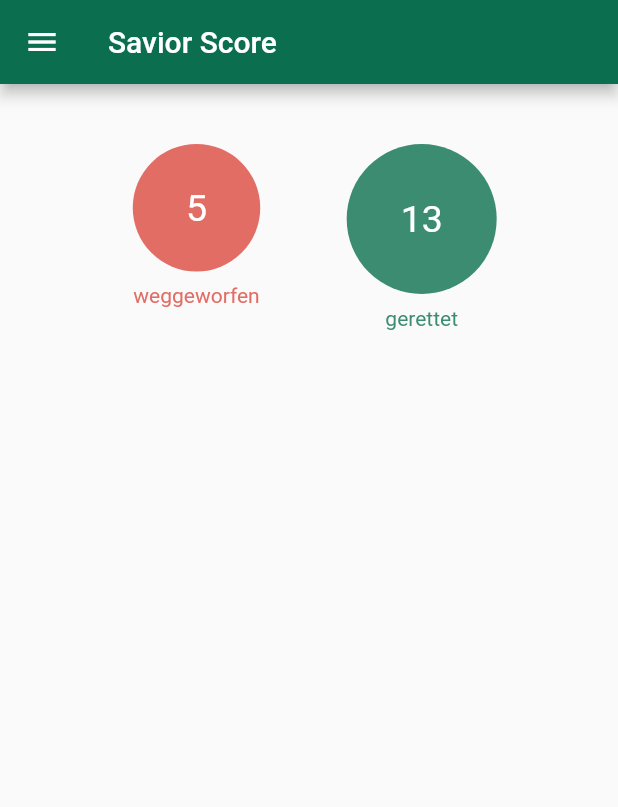
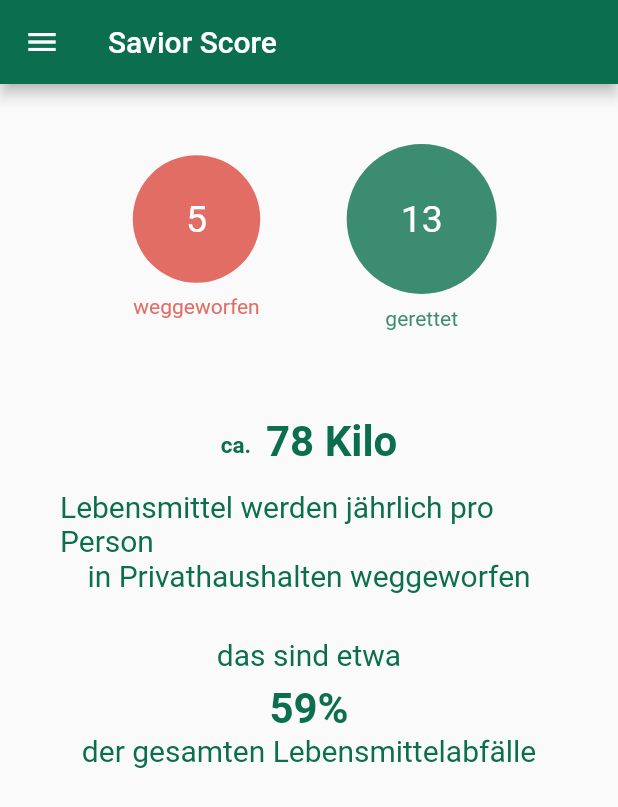
Before and after one commit to nico0704/little_savior_v1, a Flutter app: the SaviorScore screen opened directly, on a phone screen of 412 x 824 dp. Shown: the top 807 px of the screen. Run offline on Flutter 3.47's test engine with Material 2 defaults, Android fonts, the phone set to English and light mode, and no system bars.

Commit message:
added text

```diff
--- a/lib/screens/saviorScore.dart
+++ b/lib/screens/saviorScore.dart
@@ -18,7 +18,9 @@ class _SaviorScoreState extends State<SaviorScore> {
         drawer: const Menue().getDrawer(context),
         body: Padding(
           padding: const EdgeInsets.all(40),
-          child: Row(
+          child: Column(
+            children: [
+              Row(
                 mainAxisAlignment: MainAxisAlignment.center,
                 children: [
                   Column(
@@ -26,23 +28,24 @@ class _SaviorScoreState extends State<SaviorScore> {
                       Container(
                         height: 85,
                         width: 90,
-                    decoration: BoxDecoration(
+                        decoration: const BoxDecoration(
                           color: Palette.terraCotta,
                           shape: BoxShape.circle,
                         ),
-                    child:Column(
+                        child: Column(
                           crossAxisAlignment: CrossAxisAlignment.center,
                           mainAxisAlignment: MainAxisAlignment.center,
                           children: <Widget>[
-                        Text('5', style: TextStyle(
+                            const Text('5',
+                                style: TextStyle(
                                   fontSize: 25,
                                   color: Colors.white,
                                 )),
                           ],
                         ),
                       ),
-                  Padding(
-                    padding: const EdgeInsets.all(8.0),
+                      const Padding(
+                        padding: EdgeInsets.all(8.0),
                         child: Text(
                           "weggeworfen",
                           style: TextStyle(
@@ -52,7 +55,7 @@ class _SaviorScoreState extends State<SaviorScore> {
                       )
                     ],
                   ),
-              SizedBox(
+                  const SizedBox(
                     width: 50,
                   ),
                   Column(
@@ -60,23 +63,24 @@ class _SaviorScoreState extends State<SaviorScore> {
                       Container(
                         height: 100,
                         width: 100,
-                    decoration: BoxDecoration(
+                        decoration: const BoxDecoration(
                           color: Palette.illuminatingEmerald,
                           shape: BoxShape.circle,
                         ),
-                    child:Column(
+                        child: Column(
                           crossAxisAlignment: CrossAxisAlignment.center,
                           mainAxisAlignment: MainAxisAlignment.center,
                           children: <Widget>[
-                        Text('13', style: TextStyle(
+                            const Text('13',
+                                style: TextStyle(
                                   fontSize: 25,
                                   color: Colors.white,
                                 )),
                           ],
                         ),
                       ),
-                  Padding(
-                    padding: const EdgeInsets.all(8.0),
+                      const Padding(
+                        padding: EdgeInsets.all(8.0),
                         child: Text(
                           "gerettet",
                           style: TextStyle(
@@ -88,6 +92,53 @@ class _SaviorScoreState extends State<SaviorScore> {
                   ),
                 ],
               ),
+              Container(
+                //color: Palette.peach,
+                child: Column(
+                  children: [
+                    Padding(
+                      padding: const EdgeInsets.only(top: 50, bottom: 15),
+                      child: Container(
+                        //color: Palette.terraCotta,
+                        child: Row(
+                          mainAxisAlignment: MainAxisAlignment.center,
+                          children: const [
+                            Padding(
+                              padding: EdgeInsets.fromLTRB(0, 5, 10, 0),
+                              child: Text(
+                                "ca.",
+                                style: TextStyle(
+                                  color: Palette.bottleGreen,
+                                  fontWeight: FontWeight.bold,
+                                  fontSize: 15,
+                                ),
+                              ),
+                            ),
+                            Text(
+                              "78 Kilo",
+                              style: TextStyle(
+                                color: Palette.bottleGreen,
+                                fontWeight: FontWeight.bold,
+                                fontSize: 28,
+                              ),
+                            ),
+                          ],
+                        ),
+                      ),
+                    ),
+                    const Text("Lebensmittel werden jährlich pro Person", style: TextStyle(color: Palette.bottleGreen, fontSize: 20),),
+                    const Text("in Privathaushalten weggeworfen", style: TextStyle(color: Palette.bottleGreen, fontSize: 20)),
+                    const Padding(
+                      padding: EdgeInsets.only(top: 30, bottom: 8),
+                      child: Text("das sind etwa", style: TextStyle(color: Palette.bottleGreen, fontSize: 20)),
+                    ),
+                    const Text("59%", style: TextStyle(color: Palette.bottleGreen, fontSize: 28, fontWeight: FontWeight.bold)),
+                    const Text("der gesamten Lebensmittelabfälle", style: TextStyle(color: Palette.bottleGreen, fontSize: 20)),
+                  ],
+                ),
+              )
+            ],
+          ),
         ));
   }
 }
```
Lines whose indentation alone changed are shown as unchanged.
